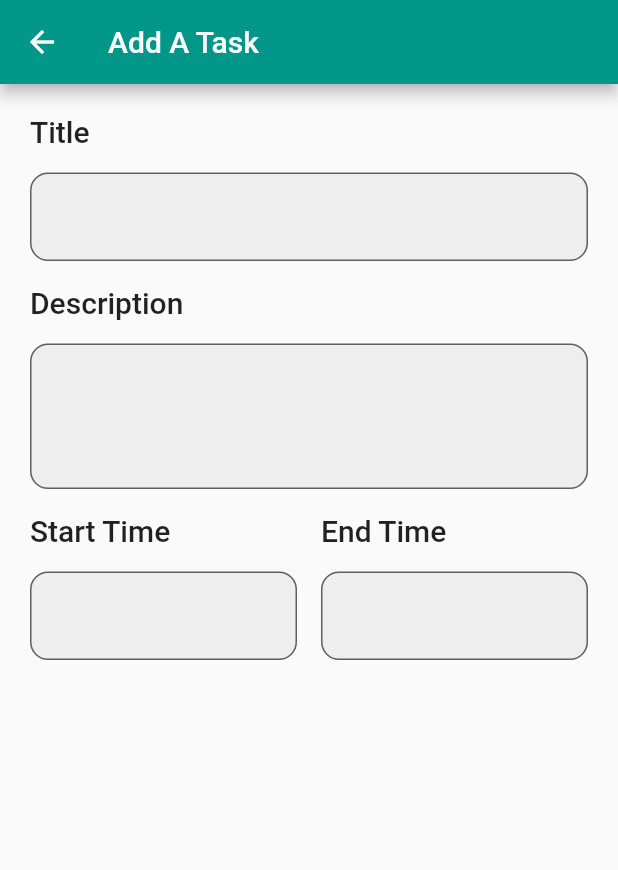
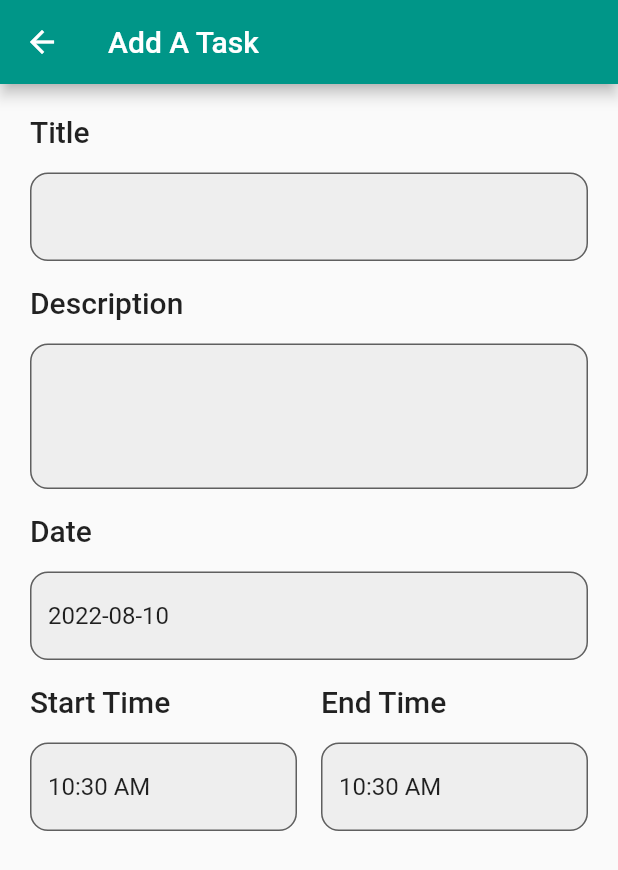
Before and after one commit to the-best-is-best/m_todo_app_tutorial, a Flutter app: the AddATaskView screen opened directly, on a phone screen of 412 x 824 dp. Shown: the top 870 px of the screen. Run offline on Flutter 3.47's test engine with Material 2 defaults, Android fonts, the phone set to English and light mode, and no system bars.

Commit message:
select date and time

```diff
--- /dev/null
+++ b/lib/app/components/my_form_field.dart
@@ -0,0 +1,56 @@
+import 'package:flutter/material.dart';
+
+import 'my_text.dart';
+
+class MyFormField extends StatelessWidget {
+  const MyFormField({
+    Key? key,
+    required this.title,
+    this.onSaved,
+    this.onTap,
+    this.validator,
+    this.isMultiLine = false,
+    this.textInputType,
+    this.controller,
+  }) : super(key: key);
+  final String title;
+  final FormFieldSetter<String>? onSaved;
+  final GestureTapCallback? onTap;
+  final FormFieldValidator<String>? validator;
+  final bool isMultiLine;
+  final TextInputType? textInputType;
+  final TextEditingController? controller;
+
+  @override
+  Widget build(BuildContext context) {
+    return Column(
+      crossAxisAlignment: CrossAxisAlignment.start,
+      children: [
+        MyText(
+          title: title,
+          textStyle: const TextStyle(fontSize: 20, fontWeight: FontWeight.w500),
+        ),
+        const SizedBox(height: 16),
+        TextFormField(
+          controller: controller,
+          keyboardType: onTap != null ? TextInputType.none : textInputType,
+          decoration: InputDecoration(
+            fillColor: Colors.grey[200],
+            filled: true,
+            border: OutlineInputBorder(
+              borderRadius: BorderRadius.circular(12),
+            ),
+            focusedBorder: OutlineInputBorder(
+                borderRadius: BorderRadius.circular(12),
+                borderSide: const BorderSide(color: Colors.green, width: 2)),
+          ),
+          onSaved: (String? val) {},
+          onTap: onTap,
+          validator: validator,
+          minLines: isMultiLine ? 3 : null,
+          maxLines: isMultiLine ? 5 : 1,
+        ),
+      ],
+    );
+  }
+}
--- a/lib/presentation/add_a_task/view/add_a_task_view.dart
+++ b/lib/presentation/add_a_task/view/add_a_task_view.dart
@@ -1,5 +1,6 @@
 import 'package:flutter/material.dart';
-import 'package:m_todo_app_tutorial/app/components/my_text.dart';
+import 'package:intl/intl.dart';
+import '../../../app/components/my_form_field.dart';
 
 class AddATaskView extends StatefulWidget {
   const AddATaskView({Key? key}) : super(key: key);
@@ -9,10 +10,18 @@
 }
 
 class _AddATaskViewState extends State<AddATaskView> {
-  late final GlobalKey<FormState> formKey;
+  late final TextEditingController dateController;
+  late final TextEditingController startTimeController;
+  late final TextEditingController endTimeController;
+
   @override
   void initState() {
-    formKey = GlobalKey<FormState>();
+    dateController = TextEditingController();
+    startTimeController = TextEditingController();
+    endTimeController = TextEditingController();
+    dateController.text = DateFormat("yyyy-MM-dd").format(DateTime.now());
+    startTimeController.text = DateFormat("hh:mm a").format(DateTime.now());
+    endTimeController.text = DateFormat("hh:mm a").format(DateTime.now());
     super.initState();
   }
 
@@ -42,18 +51,67 @@
                   onSaved: (newValue) {},
                 ),
                 const SizedBox(height: 16),
+                MyFormField(
+                  controller: dateController,
+                  title: "Date",
+                  onTap: () async {
+                    DateTime? dateSelected = await showDatePicker(
+                        context: context,
+                        initialDate: DateTime.now(),
+                        firstDate: DateTime.now(),
+                        lastDate: DateTime(
+                          DateTime.now().year + 10,
+                        ));
+
+                    // send it to cubit to handle Date
+                    if (dateSelected != null) {
+                      dateController.text =
+                          DateFormat("yyyy-MM-dd").format(dateSelected);
+                    }
+                  },
+                  onSaved: (newValue) {},
+                ),
+                const SizedBox(height: 16),
                 Row(
                   children: [
                     Expanded(
                       child: MyFormField(
+                        controller: startTimeController,
                         title: "Start Time",
+                        onTap: () async {
+                          TimeOfDay? timeSelected = await showTimePicker(
+                              context: context, initialTime: TimeOfDay.now());
+
+                          // send time selected to cubit
+                          if (!mounted) {
+                            return;
+                          }
+                          if (timeSelected != null) {
+                            startTimeController.text =
+                                timeSelected.format(context);
+                          }
+                        },
                         onSaved: (newValue) {},
                       ),
                     ),
                     const SizedBox(width: 16),
                     Expanded(
                       child: MyFormField(
+                        controller: endTimeController,
                         title: "End Time",
+                        onTap: () async {
+                          TimeOfDay? timeSelected = await showTimePicker(
+                              context: context, initialTime: TimeOfDay.now());
+
+                          // send time selected to cubit
+                          if (!mounted) {
+                            return;
+                          }
+                          if (timeSelected != null) {
+                            endTimeController.text =
+                                timeSelected.format(context);
+                          }
+                        },
                         onSaved: (newValue) {},
                       ),
                     ),
@@ -67,53 +125,3 @@
     );
   }
 }
-
-class MyFormField extends StatelessWidget {
-  const MyFormField({
-    Key? key,
-    required this.title,
-    this.onSaved,
-    this.onTap,
-    this.validator,
-    this.isMultiLine = false,
-    this.textInputType,
-  }) : super(key: key);
-  final String title;
-  final FormFieldSetter<String>? onSaved;
-  final GestureTapCallback? onTap;
-  final FormFieldValidator<String>? validator;
-  final bool isMultiLine;
-  final TextInputType? textInputType;
-
-  @override
-  Widget build(BuildContext context) {
-    return Column(
-      crossAxisAlignment: CrossAxisAlignment.start,
-      children: [
-        MyText(
-          title: title,
-          textStyle: const TextStyle(fontSize: 20, fontWeight: FontWeight.w500),
-        ),
-        const SizedBox(height: 16),
-        TextFormField(
-          keyboardType: onTap != null ? TextInputType.none : textInputType,
-          decoration: InputDecoration(
-            fillColor: Colors.grey[200],
-            filled: true,
-            border: OutlineInputBorder(
-              borderRadius: BorderRadius.circular(12),
-            ),
-            focusedBorder: OutlineInputBorder(
-                borderRadius: BorderRadius.circular(12),
-                borderSide: const BorderSide(color: Colors.green, width: 2)),
-          ),
-          onSaved: (String? val) {},
-          onTap: onTap,
-          validator: validator,
-          minLines: isMultiLine ? 3 : null,
-          maxLines: isMultiLine ? 5 : 1,
-        ),
-      ],
-    );
-  }
-}
```
Also changed, not shown: pubspec.yaml (+4 -12 lines), pubspec.lock.
